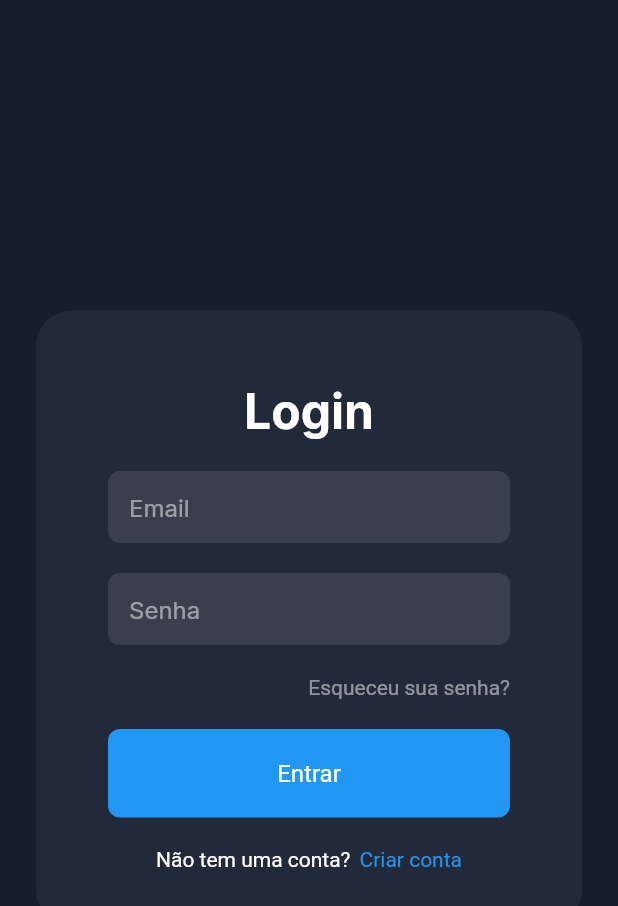
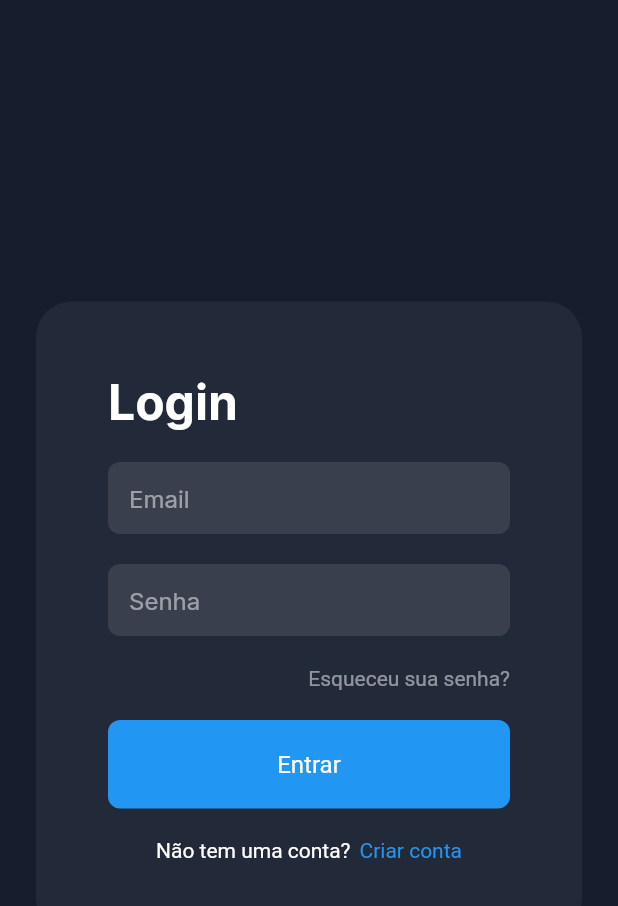
Before and after one commit to marcotas/lms, a Flutter app: the screen it shows after launch, on a phone screen of 412 x 824 dp. Shown: the top 906 px of the screen. Run offline on Flutter 3.47's test engine with Material 2 defaults, Android fonts, the phone set to English and light mode, and no system bars; our stand-ins replace google_fonts.

Commit message:
Fix login height with Wrap widget

```diff
--- a/lib/screens/login/login_screen.dart
+++ b/lib/screens/login/login_screen.dart
@@ -16,21 +16,17 @@ class LoginScreen extends StatelessWidget {
             child: ConstrainedBox(
               constraints: BoxConstraints(maxWidth: 500, maxHeight: 500),
               child: Container(
-                width: double.infinity,
-                height: 410,
                 padding: EdgeInsets.all(48),
                 decoration: BoxDecoration(
                   color: Colors.white.withOpacity(0.05),
                   borderRadius: BorderRadius.all(Radius.circular(24)),
                 ),
-                child: Column(
+                child: Wrap(
+                  runSpacing: 20,
                   children: [
                     AppTitle('Login'),
-                    SizedBox(height: 20),
                     InputText(placeholder: 'Email'),
-                    SizedBox(height: 20),
                     InputText(placeholder: 'Senha'),
-                    SizedBox(height: 20),
                     SizedBox(
                       width: double.infinity,
                       child: AppText(
@@ -39,7 +35,6 @@ class LoginScreen extends StatelessWidget {
                         color: Colors.white.withOpacity(0.5),
                       ),
                     ),
-                    SizedBox(height: 20),
                     SizedBox(
                       width: double.infinity,
                       child: TextButton(
@@ -61,7 +56,6 @@ class LoginScreen extends StatelessWidget {
                         child: Text('Entrar'),
                       ),
                     ),
-                    SizedBox(height: 20),
                     Row(
                       mainAxisAlignment: MainAxisAlignment.center,
                       children: [
```
